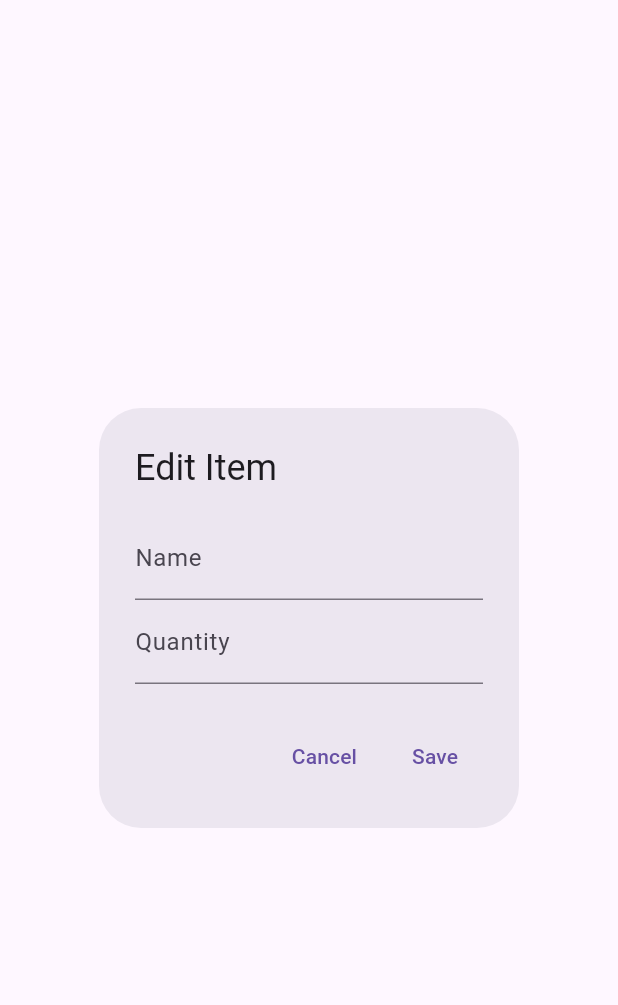
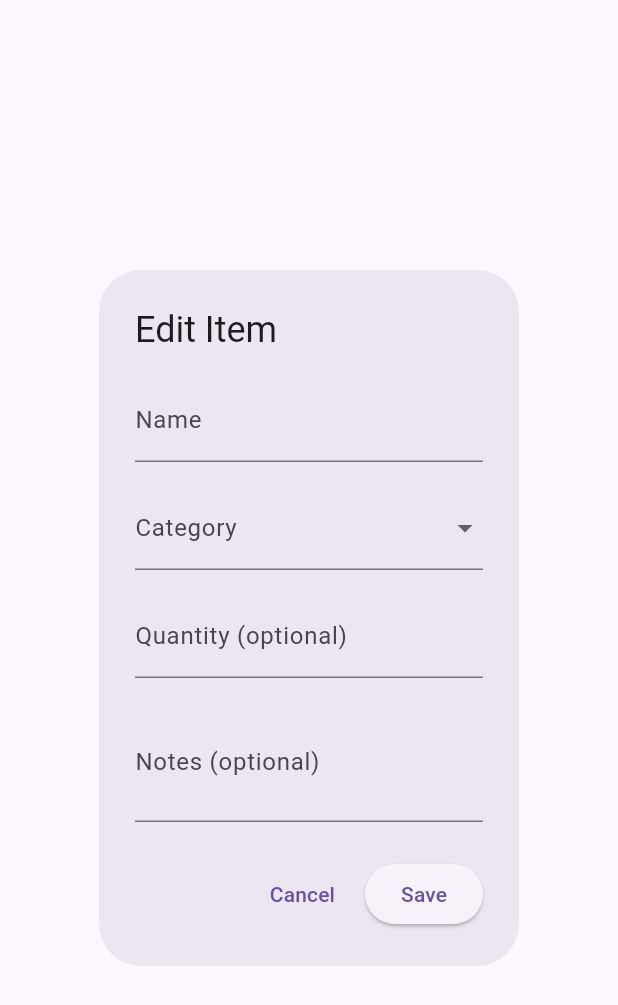
Before and after one commit to Alex-apostolo/what-can-i-make, a Flutter app: the EditItemDialog widget shown alone on an empty page, opened directly with empty values, on a phone screen of 412 x 824 dp. Shown: the top 1005 px of the screen. Run offline on Flutter 3.47's test engine with Material 3 defaults, Android fonts, the phone set to English and light mode, and no system bars; our stand-ins replace dartz, flutter_dotenv, image_picker, sqflite; missing offline and left inert: openai_dart; accounts and stored records are empty.

Commit message:
Added validation on edit item dialog

```diff
--- a/lib/screens/home_screen.dart
+++ b/lib/screens/home_screen.dart
@@ -113,18 +113,22 @@ class _HomeScreenState extends State<HomeScreen> {
 
   @override
   Widget build(BuildContext context) {
+    // Sort items by ID in reverse order (assuming ID is timestamp-based)
+    final sortedInventory = List<KitchenItem>.from(_inventory)
+      ..sort((a, b) => b.id.compareTo(a.id));
+
     final categories = [
       (
         'Ingredients',
-        _inventory.where((item) => item.category == 'ingredient').toList(),
+        sortedInventory.where((item) => item.category == 'ingredient').toList(),
       ),
       (
         'Utensils',
-        _inventory.where((item) => item.category == 'utensil').toList(),
+        sortedInventory.where((item) => item.category == 'utensil').toList(),
       ),
       (
         'Equipment',
-        _inventory.where((item) => item.category == 'equipment').toList(),
+        sortedInventory.where((item) => item.category == 'equipment').toList(),
       ),
     ];
 
--- a/lib/services/openai_service.dart
+++ b/lib/services/openai_service.dart
@@ -5,12 +5,10 @@ import 'package:flutter_dotenv/flutter_dotenv.dart';
 import '../models/kitchen_item.dart';
 import 'package:dartz/dartz.dart';
 import '../core/failures/failure.dart';
-import 'package:uuid/uuid.dart';
 
 /// Service to handle OpenAI API interactions for kitchen inventory analysis
 class OpenAIService {
   late final OpenAIClient _client;
-  final _uuid = Uuid();
 
   static const _analyzePrompt =
       '''Analyze this image of a kitchen space and identify:
@@ -88,7 +86,6 @@ Provide the response in the following JSON format:
   /// Parses the OpenAI response and converts it to a list of KitchenItems
   Either<Failure, List<KitchenItem>> _parseResponse(String content) {
     try {
-      throw Exception('test');
       // Check if the content is wrapped in a code block and extract the JSON
       String jsonContent = content;
       // Potentially remove the language tag if it's present
@@ -108,7 +105,7 @@ Provide the response in the following JSON format:
       final kitchenItems =
           items
               .map<KitchenItem>(
-                (item) => KitchenItem.fromMap({...item, 'id': _uuid.v4()}),
+                (item) => KitchenItem.fromMap({...item, 'id': DateTime.now().millisecondsSinceEpoch.toString()}),
               )
               .toList();
 
--- a/lib/widgets/edit_item_dialog.dart
+++ b/lib/widgets/edit_item_dialog.dart
@@ -1,45 +1,120 @@
 import 'package:flutter/material.dart';
 import '../models/kitchen_item.dart';
 
-class EditItemDialog extends StatelessWidget {
+class EditItemDialog extends StatefulWidget {
   final KitchenItem item;
   final Function(KitchenItem) onSave;
 
   const EditItemDialog({super.key, required this.item, required this.onSave});
 
   @override
+  State<EditItemDialog> createState() => _EditItemDialogState();
+}
+
+class _EditItemDialogState extends State<EditItemDialog> {
+  late final TextEditingController _nameController;
+  late final TextEditingController _quantityController;
+  late final TextEditingController _notesController;
+  late String _selectedCategory;
+  final _formKey = GlobalKey<FormState>();
+
+  @override
+  void initState() {
+    super.initState();
+    _nameController = TextEditingController(text: widget.item.name);
+    _quantityController = TextEditingController(text: widget.item.quantity);
+    _notesController = TextEditingController(text: widget.item.notes);
+    _selectedCategory = widget.item.category;
+  }
+
+  @override
+  void dispose() {
+    _nameController.dispose();
+    _quantityController.dispose();
+    _notesController.dispose();
+    super.dispose();
+  }
+
+  @override
   Widget build(BuildContext context) {
-    final nameController = TextEditingController(text: item.name);
-    final quantityController = TextEditingController(text: item.quantity);
-
     return AlertDialog(
       title: const Text('Edit Item'),
-      content: Column(
+      content: Form(
+        key: _formKey,
+        child: SingleChildScrollView(
+          child: Column(
             mainAxisSize: MainAxisSize.min,
             children: [
-          TextField(
-            controller: nameController,
+              TextFormField(
+                controller: _nameController,
                 decoration: const InputDecoration(labelText: 'Name'),
+                validator: (value) {
+                  if (value == null || value.isEmpty) {
+                    return 'Please enter a name';
+                  }
+                  return null;
+                },
               ),
-          TextField(
-            controller: quantityController,
-            decoration: const InputDecoration(labelText: 'Quantity'),
+              const SizedBox(height: 16),
+              DropdownButtonFormField<String>(
+                value: _selectedCategory,
+                decoration: const InputDecoration(labelText: 'Category'),
+                items: const [
+                  DropdownMenuItem(
+                    value: 'ingredient',
+                    child: Text('Ingredient'),
+                  ),
+                  DropdownMenuItem(value: 'utensil', child: Text('Utensil')),
+                  DropdownMenuItem(
+                    value: 'equipment',
+                    child: Text('Equipment'),
+                  ),
+                ],
+                onChanged: (value) {
+                  if (value != null) {
+                    setState(() {
+                      _selectedCategory = value;
+                    });
+                  }
+                },
+              ),
+              const SizedBox(height: 16),
+              TextFormField(
+                controller: _quantityController,
+                decoration: const InputDecoration(
+                  labelText: 'Quantity (optional)',
+                ),
+              ),
+              const SizedBox(height: 16),
+              TextFormField(
+                controller: _notesController,
+                decoration: const InputDecoration(
+                  labelText: 'Notes (optional)',
+                ),
+                maxLines: 2,
               ),
             ],
           ),
+        ),
+      ),
       actions: [
         TextButton(
-          onPressed: () => Navigator.pop(context),
+          onPressed: () => Navigator.of(context).pop(),
           child: const Text('Cancel'),
         ),
-        TextButton(
+        ElevatedButton(
           onPressed: () {
-            final updatedItem = item.copyWith(
-              name: nameController.text,
-              quantity: quantityController.text,
+            if (_formKey.currentState!.validate()) {
+              final updatedItem = KitchenItem(
+                id: widget.item.id,
+                name: _nameController.text,
+                category: _selectedCategory,
+                quantity: _quantityController.text,
+                notes: _notesController.text,
               );
-            onSave(updatedItem);
-            Navigator.pop(context);
+              widget.onSave(updatedItem);
+              Navigator.of(context).pop();
+            }
           },
           child: const Text('Save'),
         ),
```
Lines whose indentation alone changed are shown as unchanged.
